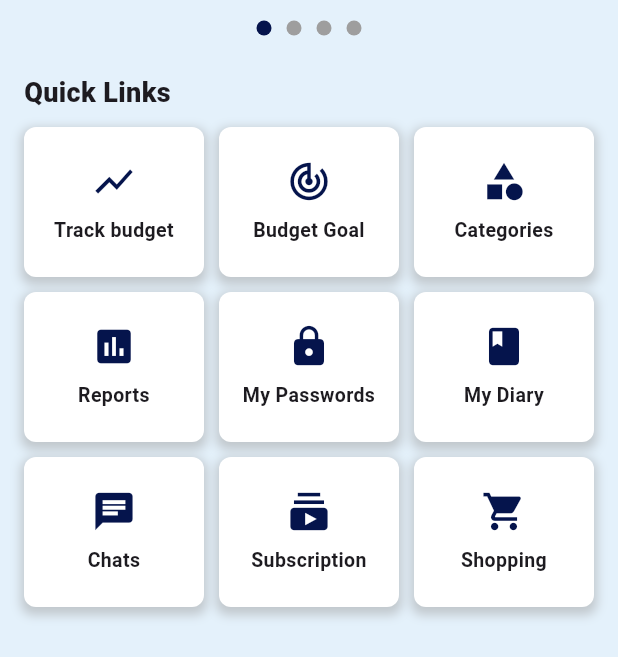
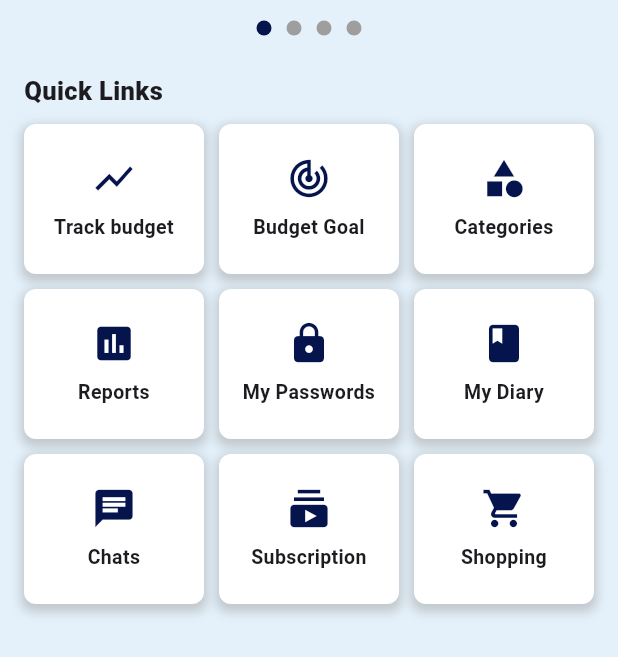
Before and after one commit to AthiraaAthi/project_way, a Flutter app: the HomeScreen screen opened directly, on a phone screen of 412 x 824 dp. Shown: the part 416-1073 px from the top of the screen. Run offline on Flutter 3.47's test engine with Material 3 defaults, Android fonts, the phone set to English and light mode, and no system bars; drawn by our look-alikes of carousel_slider; our stand-ins replace fl_chart, flutter_toggle_tab, pinput, table_calendar, video_player.

Commit message:
also modified the quicklinks font

```diff
--- a/lib/view/home_screen/home_screen.dart
+++ b/lib/view/home_screen/home_screen.dart
@@ -278,7 +278,7 @@ class _HomeScreenState extends State<HomeScreen> {
                           Text(
                             "Quick Links",
                             style: TextStyle(
-                                fontSize: 18, fontWeight: FontWeight.w800),
+                                fontSize: 17, fontWeight: FontWeight.w800),
                           ),
                         ],
                       ),
```
